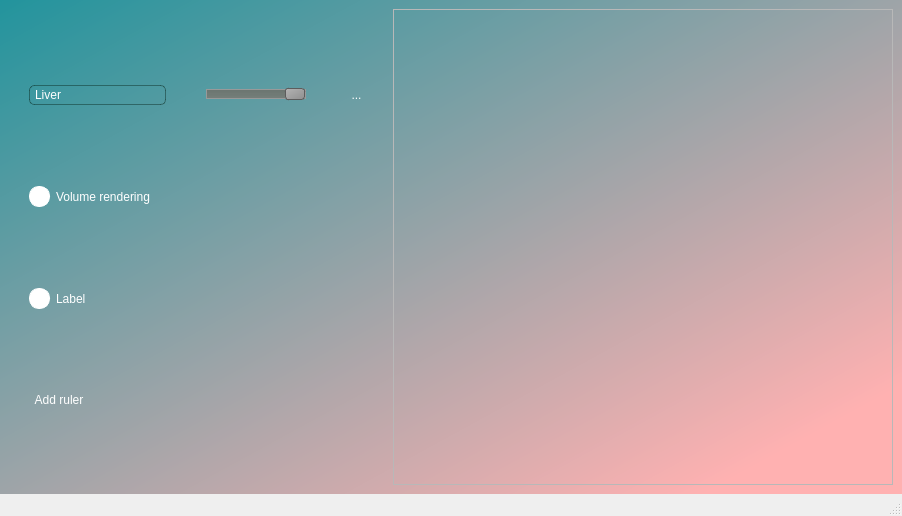
Before: the Qt Designer form interface.ui in binarypillow/CM2006-2023, drawn with Qt 5.
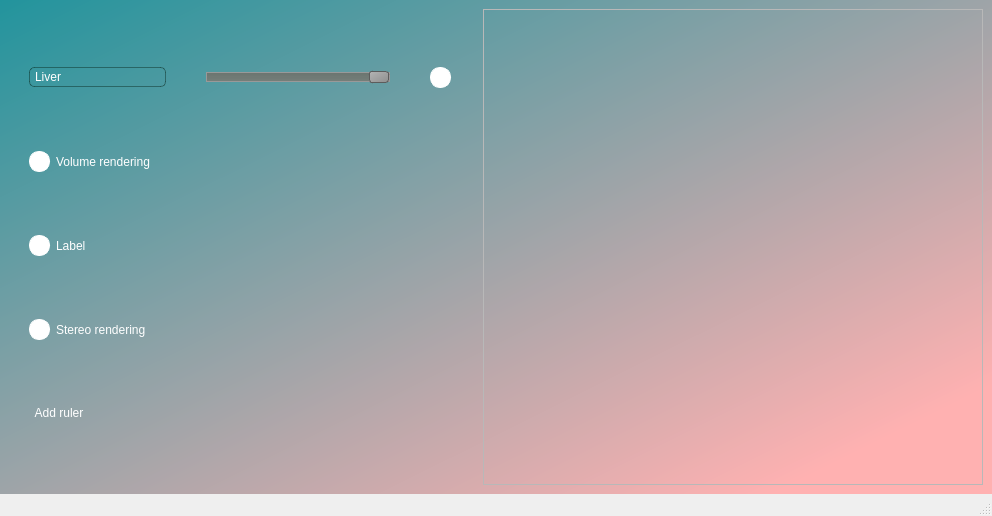
After: the same form once the commit is applied. Icons and pictures are not drawn.

Commit message: Stereo available with a checkbox after the first window.  Volume rendering available for a unique organ

Patch:
```diff
--- a/interface.ui
+++ b/interface.ui
@@ -6,7 +6,7 @@
    <rect>
     <x>0</x>
     <y>0</y>
-    <width>792</width>
+    <width>992</width>
     <height>516</height>
    </rect>
   </property>
@@ -196,36 +196,35 @@
          </widget>
         </item>
         <item>
-         <widget class="QToolButton" name="glass_button">
-          <property name="enabled">
-           <bool>true</bool>
-          </property>
-          <property name="minimumSize">
-           <size>
-            <width>0</width>
-            <height>0</height>
-           </size>
-          </property>
-          <property name="maximumSize">
-           <size>
-            <width>16777215</width>
-            <height>16777215</height>
-           </size>
-          </property>
+         <widget class="QCheckBox" name="glass_button">
           <property name="styleSheet">
-           <string notr="true">QToolButton {
-	border-radius: 15px;
-    background-color: transparent;
-    border: 1px solid transparent;
+           <string notr="true">QCheckBox {
     color: #FFFFFF; /* Couleur du texte */
+	font: 15pt &quot;Ubuntu&quot;;
 }
 
-QToolButton:hover {
-    background-color: rgba(0, 0, 0, 0.2); /* Couleur de fond lorsqu'il est survolé */
-}</string>
+QCheckBox::indicator {
+	border-radius: 10px;
+	padding: 1.5px;
+    background-color: rgba(255, 255, 255, 1); /* Couleur de fond de la case à cocher */
+    border: 1px solid #FFFFFF; /* Couleur de la bordure de la case à cocher */
+    width: 15px; /* Largeur de la case à cocher */
+    height: 15px; /* Hauteur de la case à cocher */
+}
+
+QCheckBox::indicator:hover {
+    background-color: rgba(0, 0, 0, 0.2); /* Couleur de fond de la case à cocher lorsqu'elle est survolée */
+}
+
+QCheckBox::indicator:checked {
+    background-color: rgba(0, 255, 0, 0.4); /* Couleur de fond de la case à cocher lorsqu'elle est cochée */
+    border-color: #FFFFFF;
+}
+
+</string>
           </property>
           <property name="text">
-           <string>...</string>
+           <string/>
           </property>
           <property name="icon">
            <iconset>
@@ -233,8 +232,8 @@
           </property>
           <property name="iconSize">
            <size>
-            <width>35</width>
-            <height>35</height>
+            <width>34</width>
+            <height>34</height>
            </size>
           </property>
          </widget>
@@ -274,7 +273,7 @@
         </property>
        </widget>
       </item>
-      <item alignment="Qt::AlignLeft">
+      <item>
        <widget class="QCheckBox" name="label_button">
         <property name="styleSheet">
          <string notr="true">QCheckBox {
@@ -307,6 +306,39 @@
         </property>
        </widget>
       </item>
+      <item>
+       <widget class="QCheckBox" name="stereo_button">
+        <property name="styleSheet">
+         <string notr="true">QCheckBox {
+    color: #FFFFFF; /* Couleur du texte */
+	font: 15pt &quot;Ubuntu&quot;;
+}
+
+QCheckBox::indicator {
+	border-radius: 10px;
+	padding: 1.5px;
+    background-color: rgba(255, 255, 255, 1); /* Couleur de fond de la case à cocher */
+    border: 1px solid #FFFFFF; /* Couleur de la bordure de la case à cocher */
+    width: 15px; /* Largeur de la case à cocher */
+    height: 15px; /* Hauteur de la case à cocher */
+}
+
+QCheckBox::indicator:hover {
+    background-color: rgba(0, 0, 0, 0.2); /* Couleur de fond de la case à cocher lorsqu'elle est survolée */
+}
+
+QCheckBox::indicator:checked {
+    background-color: rgba(0, 255, 0, 0.4); /* Couleur de fond de la case à cocher lorsqu'elle est cochée */
+    border-color: #FFFFFF;
+}
+
+</string>
+        </property>
+        <property name="text">
+         <string>Stereo rendering</string>
+        </property>
+       </widget>
+      </item>
       <item>
        <widget class="QToolButton" name="ruler_button">
         <property name="styleSheet">
```
Left out of the diff: 2 changed lines with no effect on the pictures. The commit also changes 2 other files.
